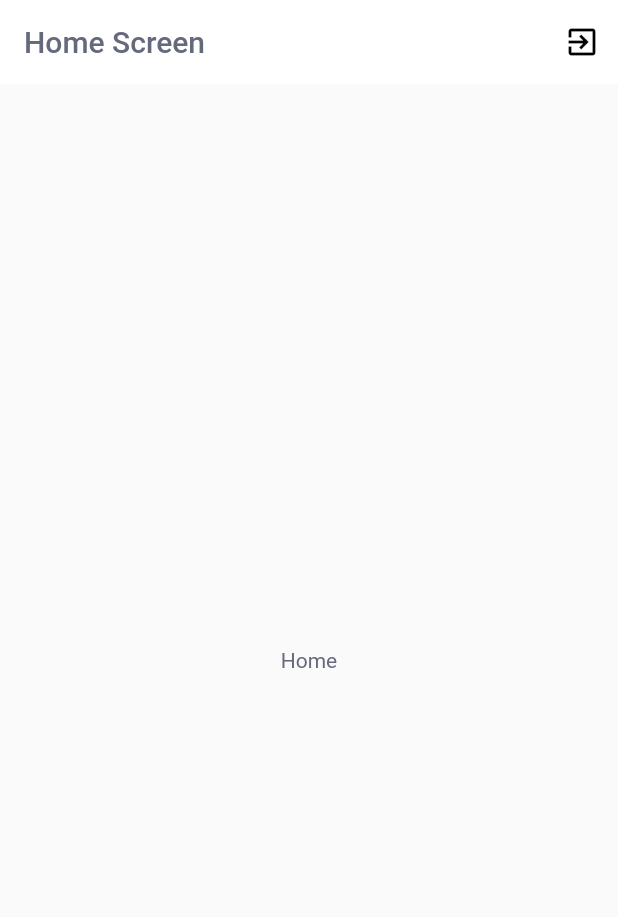
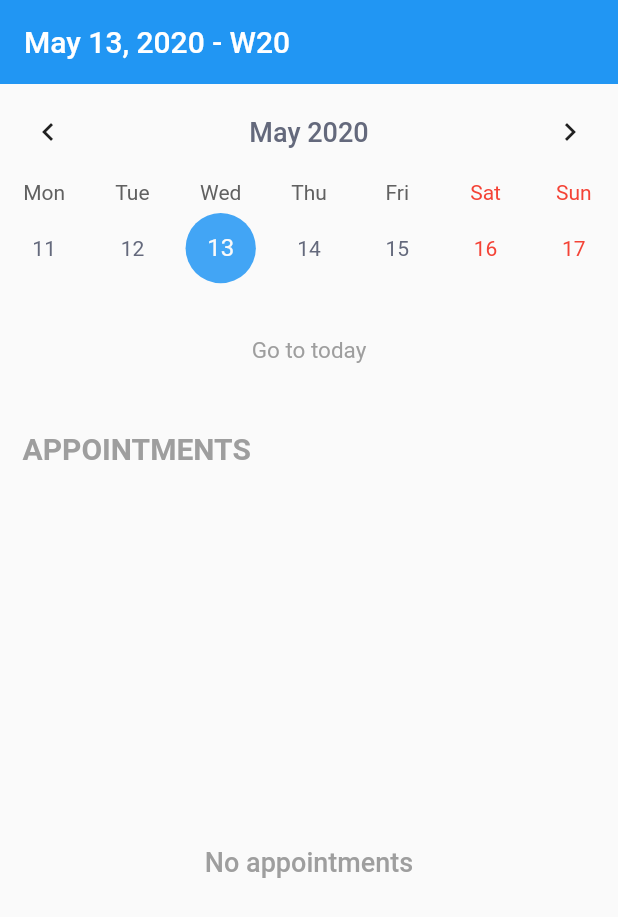
Before and after one commit to josefwilhelm/flutter-assignment-tung, a Flutter app: the screen it shows once a user with an empty profile is signed in, on a phone screen of 412 x 824 dp. Shown: the top 917 px of the screen. Run offline on Flutter 3.47's test engine with Material 2 defaults, Android fonts, the phone set to English and light mode, and no system bars; drawn by our look-alikes of table_calendar; our stand-ins replace cloud_firestore, data_connection_checker, firebase_auth, get, get_it, logger and 4 more; missing offline and left inert: date_util; accounts and stored records are empty; generated files the repository leaves out were written again.

Commit message:
update task#2

```diff
--- a/lib/l10n/intl_en.arb
+++ b/lib/l10n/intl_en.arb
@@ -9,5 +9,7 @@
   "register_firstName": "First name",
   "register_firstNameError": "First name",
   "register_lastName": "Last name",
-  "register_backToLogin1": "Back to Login"
+  "register_backToLogin1": "Back to Login",
+  "start_travel": "Start treval",
+  "start_service": "Start service",
 }
--- a/lib/models/appointment.dart
+++ b/lib/models/appointment.dart
@@ -17,7 +17,7 @@ class Appointment {
     try {
       var entity = Appointment();
       entity.id = json['id'];
-      entity.relatedWorkOrder = json['relatedWorkOrder'];
+      entity.relatedWorkOrder = json['relatedWorkorder'];
       entity.startDate = json['startDate'];
       entity.endDate = json['endDate'];
       return entity;
--- a/lib/views/screens/home_screen.dart
+++ b/lib/views/screens/home_screen.dart
@@ -1,8 +1,13 @@
+import 'dart:math';
+
 import 'package:flutter/material.dart';
-import 'package:flutter_assessment/generated/l10n.dart';
 import 'package:flutter_assessment/locator.dart';
 import 'package:flutter_assessment/views/view_models/home_view_model.dart';
+import 'package:flutter_assessment/views/widgets/appointment_widget.dart';
+import 'package:modal_progress_hud/modal_progress_hud.dart';
 import 'package:provider_architecture/provider_architecture.dart';
+import 'package:table_calendar/table_calendar.dart';
+import 'package:flutter_assessment/core/utils/date_extension.dart';
 
 class HomeScreen extends StatefulWidget {
   const HomeScreen({Key key}) : super(key: key);
@@ -10,14 +15,19 @@ class HomeScreen extends StatefulWidget {
   State<StatefulWidget> createState() => HomeScreenState();
 }
 
-class HomeScreenState extends State<HomeScreen> {
+class HomeScreenState extends State<HomeScreen> with TickerProviderStateMixin {
   final viewModel =
       HomeViewModel(appointmentService: getIt(), workOrderService: getIt());
+  CalendarController _calendarController;
+
   @override
   void initState() {
     // TODO: implement initState
     super.initState();
-    viewModel.onFetchingData();
+    viewModel.onFetchingData().then((_) {
+      viewModel.setSelectedDate(DateTime.now());
+    });
+    _calendarController = CalendarController();
   }
 
   @override
@@ -25,19 +35,152 @@ class HomeScreenState extends State<HomeScreen> {
     return ViewModelProvider<HomeViewModel>.withConsumer(
         viewModel: viewModel,
         builder: (context, model, child) => Scaffold(
-            appBar: AppBar(
-              backgroundColor: Colors.white,
-              elevation: 0,
-              title: Text(S.of(context).home_appTitle),
-              actions: <Widget>[
-                IconButton(
-                  icon: Icon(Icons.exit_to_app),
-                  onPressed: model.onLogoutPressed,
-                )
-              ],
-            ),
-            body: Center(
-              child: Text("Home"),
+            appBar: _buildAppBar(),
+            body: ModalProgressHUD(
+              inAsyncCall: viewModel.isLoading,
+              child: Column(
+                crossAxisAlignment: CrossAxisAlignment.start,
+                children: <Widget>[
+                  _buildTableCalendar(),
+                  _buildGotoToDayButton(),
+                  _buildAppointmentTitle(),
+                  _buildListAppointment(),
+                ],
+              ),
             )));
   }
+
+  _buildAppBar() {
+    final dateDescription = DateTime.now().description();
+    return AppBar(
+      backgroundColor: Colors.blue,
+      elevation: 0,
+      title: Text(
+        dateDescription,
+        style: TextStyle(color: Colors.white, fontSize: 20),
+      ),
+      actions: <Widget>[
+        IconButton(
+          icon: Icon(
+            Icons.calendar_today,
+            color: Colors.blue,
+          ),
+          onPressed: viewModel.onLogoutPressed,
+        )
+      ],
+    );
+  }
+
+  Widget _buildTableCalendar() {
+    return TableCalendar(
+      initialCalendarFormat: CalendarFormat.week,
+      availableCalendarFormats: {
+        CalendarFormat.week: 'Week',
+      },
+      calendarController: _calendarController,
+      // events: _events,
+      // holidays: _holidays,
+      startingDayOfWeek: StartingDayOfWeek.monday,
+      calendarStyle: CalendarStyle(
+        selectedColor: Colors.blue[400],
+        todayColor: Colors.blue[200],
+        markersColor: Colors.blue[700],
+        outsideDaysVisible: true,
+      ),
+      headerStyle: HeaderStyle(
+        centerHeaderTitle: true,
+        titleTextStyle: TextStyle(
+          fontSize: 18,
+          fontWeight: FontWeight.w500,
+        ),
+      ),
+      onDaySelected: _onDaySelected,
+      onVisibleDaysChanged: _onVisibleDaysChanged,
+      onCalendarCreated: _onCalendarCreated,
+    );
+  }
+
+  void _onDaySelected(DateTime day, List events) {
+    viewModel.setSelectedDate(day);
+  }
+
+  void _onVisibleDaysChanged(
+      DateTime first, DateTime last, CalendarFormat format) {
+    print('CALLBACK: _onVisibleDaysChanged');
+  }
+
+  void _onCalendarCreated(
+      DateTime first, DateTime last, CalendarFormat format) {
+    print('CALLBACK: _onCalendarCreated');
+  }
+
+  _buildAppointmentTitle() {
+    return Padding(
+      padding: const EdgeInsets.all(15.0),
+      child: Text('Appointments'.toUpperCase(),
+          style: TextStyle(
+            color: Colors.grey,
+            fontSize: 20,
+            fontWeight: FontWeight.w600,
+          )),
+    );
+  }
+
+  _buildListAppointment() {
+    final count = min(viewModel.displayWorkOrders.length,
+        viewModel.displayAppointnments.length);
+    return count > 0
+        ? Expanded(
+            child: ListView.separated(
+              separatorBuilder: (context, index) {
+                return SizedBox(height: 10);
+              },
+              padding: EdgeInsets.symmetric(horizontal: 10),
+              itemBuilder: (context, index) {
+                final workOrder = viewModel.displayWorkOrders[index];
+                final appointment = viewModel.displayAppointnments[index];
+                return AppointmentWidget(
+                    appointment: appointment, workOrder: workOrder);
+              },
+              itemCount: count,
+            ),
+          )
+        : Expanded(
+            child: Center(
+              child: Text('No appointments',
+                  style: TextStyle(
+                    color: Colors.grey,
+                    fontSize: 18,
+                    fontWeight: FontWeight.w500,
+                  )),
+            ),
+          );
+  }
+
+  _buildGotoToDayButton() {
+    return Padding(
+      padding: const EdgeInsets.all(15.0),
+      child: Row(
+        mainAxisAlignment: MainAxisAlignment.center,
+        children: <Widget>[
+          FlatButton(
+            onPressed: () {
+              final today = DateTime.now();
+              setState(() {
+                _calendarController.setFocusedDay(today);
+                viewModel.setSelectedDate(today);
+                _calendarController.setSelectedDay(today);
+              });
+            },
+            child: Text('Go to today',
+                style: TextStyle(
+                  color: Colors.grey,
+                  fontSize: 15,
+                  fontWeight: FontWeight.w400,
+                )),
+          )
+        ],
+      ),
+    );
+  }
 }
--- a/lib/views/view_models/home_view_model.dart
+++ b/lib/views/view_models/home_view_model.dart
@@ -1,10 +1,13 @@
 import 'package:flutter/material.dart';
 import 'package:flutter/services.dart';
 import 'package:flutter_assessment/core/error/exceptions.dart';
+import 'package:flutter_assessment/models/appointment.dart';
+import 'package:flutter_assessment/models/work_order.dart';
 import 'package:flutter_assessment/services/appointment_service.dart';
 import 'package:flutter_assessment/services/work_oder_service.dart';
 import 'package:flutter_assessment/locator.dart';
 import 'package:flutter_assessment/services/auth_service.dart';
+import 'package:flutter_assessment/core/utils/date_extension.dart';
 
 import '../../logger.dart';
 
@@ -13,33 +16,86 @@ class HomeViewModel extends ChangeNotifier {
   AppointmentService appointmentService;
   final log = getLogger("AuthService");
 
+  List<WorkOrder> _workOrders = [];
+  List<Appointment> _appointments = [];
+
+  List<WorkOrder> displayWorkOrders = [];
+  List<Appointment> displayAppointnments = [];
+
+  bool isLoading = false;
+
+  DateTime selectedDate = DateTime.now();
+
   HomeViewModel({
     @required this.workOrderService,
     @required this.appointmentService,
-  });
+  }) {
+    workOrderService.onWorkOrderUpdated.listen((newData) {
+      print('workOrderService onWorkOrderUpdated');
+      _workOrders = newData;
+      setSelectedDate(selectedDate);
+    });
 
-  Stream<List<Route>> list;
+    appointmentService.onAppointmentsUpdated.listen((newData) {
+      print('appointmentService onAppointmentsUpdated');
+      _appointments = newData;
+      print('${_appointments.last.endDate.toDate()}');
+      setSelectedDate(selectedDate);
+    });
+  }
+
+  _setIsLoading(bool value) {
+    if (isLoading == value) return;
+    isLoading = value;
+    notifyListeners();
+  }
+
   onLogoutPressed() {
     getIt<AuthService>().logout();
   }
 
-  onFetchingData() async {
-    print("onFetchingData");
+  setSelectedDate(DateTime date) {
+    _setIsLoading(true);
+    selectedDate = date;
+    displayAppointnments = this._appointments.where((ap) {
+          final start = ap.startDate.toDate();
+          return start.isSameDay(selectedDate);
+        }).toList() ??
+        [];
+
+    _appointments.forEach((appoint) => {print('_appointments ${appoint.id}')});
+
+    final workOrderIds =
+        displayAppointnments.map((item) => item.relatedWorkOrder).toList();
+    print('workOrderIds $workOrderIds');
+    displayWorkOrders = _workOrders.where((od) {
+      print('order item id ${od.id}');
+      return workOrderIds.contains(od.id);
+    }).toList();
+    print(
+        "displayAppointnments ${displayAppointnments.length}  displayWorkOrders ${displayWorkOrders.length}");
+    _setIsLoading(false);
+  }
+
+  Future<void> onFetchingData() async {
+    _setIsLoading(true);
     try {
       final workOrderFuture = workOrderService.fetchWorkOrders();
       final appointmentFutute = appointmentService.fetchAppointments();
       await Future.wait([workOrderFuture, appointmentFutute]);
-      final workdOders = await workOrderFuture;
-      final appoinments = await appointmentFutute;
-
+      _workOrders = await workOrderFuture;
+      _appointments = await appointmentFutute;
+      _setIsLoading(false);
       print(
-          'did fetch data  workdOders ${workdOders?.length} and appoinments : ${appoinments.length}');
+          'did fetch data  workdOders ${_appointments?.length} and appoinments : ${_appointments.length}');
     } on RemoteException catch (ex) {
       print("on fetching data error ${ex.message}");
     } on PlatformException catch (ex) {
       print("on fetching data error ${ex.message}");
     } catch (ex) {
       print("on fetching data error ${ex.toString()}");
+    } finally {
+      _setIsLoading(false);
     }
   }
 }
--- a/pubspec.yaml
+++ b/pubspec.yaml
@@ -4,7 +4,7 @@ description: A new Flutter project.
 version: 1.0.0+01000001
 
 environment:
-  sdk: ">=2.1.0 <3.0.0"
+  sdk: ">=2.6.0 <3.0.0"
 
 dependencies:
   flutter:
@@ -53,6 +53,10 @@ dependencies:
 
   data_connection_checker: ^0.3.4
 
+  date_util: 0.1.4
+
+  modal_progress_hud: 0.1.3
+
 dev_dependencies:
   flutter_test:
     sdk: flutter
```
Also changed, not shown: lib/core/utils/date_extension.dart (added, +42 -0 lines), lib/services/appointment_service.dart (+18 -1 lines), lib/services/work_oder_service.dart (+20 -1 lines), lib/views/widgets/appointment_widget.dart (added, +100 -0 lines), pubspec.lock.
